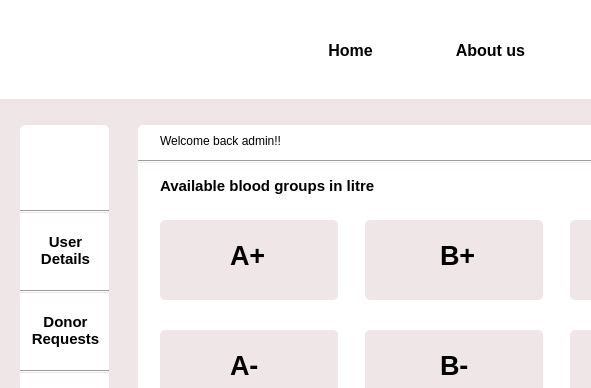
Qt form admin_dashboard.ui (Rista10/Final) before a commit; both pictures show x 0 to 591 and y 0 to 388 of the 1270 by 700 pixel window.
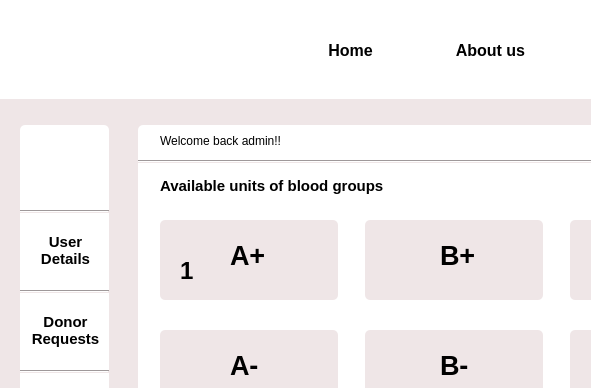
The same form after that commit. Icons and pictures are not drawn.

What changed in the file:
```diff
--- a/admin_dashboard.ui
+++ b/admin_dashboard.ui
@@ -663,7 +663,7 @@
     <string notr="true">background-color: rgb(255, 255, 255);</string>
    </property>
    <property name="text">
-    <string>Available blood groups in litre</string>
+    <string>Available units of blood groups </string>
    </property>
   </widget>
   <widget class="QLabel" name="label_15">
@@ -1466,6 +1466,26 @@
     <string/>
    </property>
   </widget>
+  <widget class="QLabel" name="a_positive">
+   <property name="geometry">
+    <rect>
+     <x>180</x>
+     <y>255</y>
+     <width>21</width>
+     <height>31</height>
+    </rect>
+   </property>
+   <property name="font">
+    <font>
+     <family>Segoe UI</family>
+     <pointsize>18</pointsize>
+     <bold>true</bold>
+    </font>
+   </property>
+   <property name="text">
+    <string>1</string>
+   </property>
+  </widget>
   <zorder>label_3</zorder>
   <zorder>label_4</zorder>
   <zorder>label_13</zorder>
@@ -1533,6 +1553,7 @@
   <zorder>label_31</zorder>
   <zorder>label_28</zorder>
   <zorder>label_51</zorder>
+  <zorder>a_positive</zorder>
  </widget>
  <resources/>
  <connections/>
```
